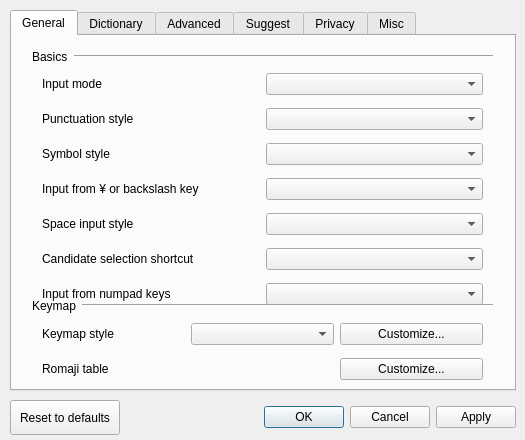
This is src/gui/config_dialog/config_dialog.ui in yoshikiobata/mozc as Qt 5 draws it before an edit. The edited form follows.
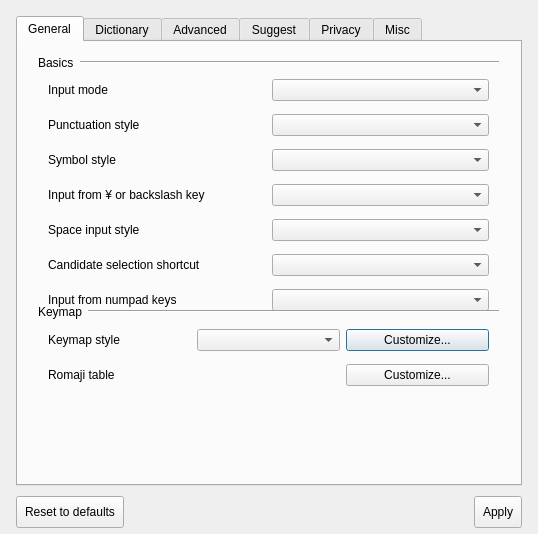
This is the edited form. Custom widgets are drawn as their Qt base class.

Commit message: reorganize buttons

What changed in the file:
```diff
--- a/src/gui/config_dialog/config_dialog.ui
+++ b/src/gui/config_dialog/config_dialog.ui
@@ -37,8 +37,8 @@
    <rect>
     <x>0</x>
     <y>0</y>
-    <width>525</width>
-    <height>440</height>
+    <width>538</width>
+    <height>534</height>
    </rect>
   </property>
   <property name="sizePolicy">
@@ -49,14 +49,14 @@
   </property>
   <property name="minimumSize">
    <size>
-    <width>525</width>
-    <height>440</height>
+    <width>538</width>
+    <height>534</height>
    </size>
   </property>
   <property name="maximumSize">
    <size>
-    <width>525</width>
-    <height>440</height>
+    <width>538</width>
+    <height>534</height>
    </size>
   </property>
   <property name="windowTitle">
@@ -67,17 +67,17 @@
     <rect>
      <x>0</x>
      <y>0</y>
-     <width>525</width>
-     <height>440</height>
+     <width>538</width>
+     <height>534</height>
     </rect>
    </property>
    <widget class="QTabWidget" name="configDialogTabWidget">
     <property name="geometry">
      <rect>
-      <x>10</x>
-      <y>10</y>
+      <x>16</x>
+      <y>16</y>
       <width>506</width>
-      <height>381</height>
+      <height>470</height>
      </rect>
     </property>
     <property name="currentIndex">
@@ -1719,33 +1719,28 @@
    <widget class="QWidget" name="horizontalLayoutWidget_12">
     <property name="geometry">
      <rect>
-      <x>10</x>
-      <y>400</y>
+      <x>16</x>
+      <y>494</y>
       <width>506</width>
-      <height>35</height>
+      <height>36</height>
      </rect>
     </property>
     <layout class="QHBoxLayout" name="horizontalLayout_2">
      <item>
       <widget class="QPushButton" name="resetToDefaultsButton">
+       <property name="styleSheet">
+        <string notr="true">
+            QPushButton {
+              padding: 8px 8px
+            }
+        </string>
+       </property>
        <property name="sizePolicy">
-        <sizepolicy hsizetype="Preferred" vsizetype="Preferred">
+        <sizepolicy hsizetype="Preferred" vsizetype="Fixed">
          <horstretch>0</horstretch>
          <verstretch>0</verstretch>
         </sizepolicy>
        </property>
-       <property name="minimumSize">
-        <size>
-         <width>110</width>
-         <height>0</height>
-        </size>
-       </property>
-       <property name="maximumSize">
-        <size>
-         <width>200</width>
-         <height>16777215</height>
-        </size>
-       </property>
        <property name="text">
         <string>Reset to defaults</string>
        </property>
@@ -1765,15 +1760,22 @@
       </spacer>
      </item>
      <item>
-      <widget class="QDialogButtonBox" name="configDialogButtonBox">
+      <widget class="QPushButton" name="applyButton">
+       <property name="styleSheet">
+        <string notr="true">
+            QPushButton {
+              padding: 8px 8px
+            }
+        </string>
+       </property>
        <property name="sizePolicy">
-        <sizepolicy hsizetype="Expanding" vsizetype="Expanding">
+        <sizepolicy hsizetype="Preferred" vsizetype="Fixed">
          <horstretch>0</horstretch>
          <verstretch>0</verstretch>
         </sizepolicy>
        </property>
-       <property name="standardButtons">
-        <set>QDialogButtonBox::StandardButton::Apply|QDialogButtonBox::StandardButton::Cancel|QDialogButtonBox::StandardButton::Ok</set>
+       <property name="text">
+        <string>Apply</string>
        </property>
       </widget>
      </item>
```
The commit also changes 2 other files.
